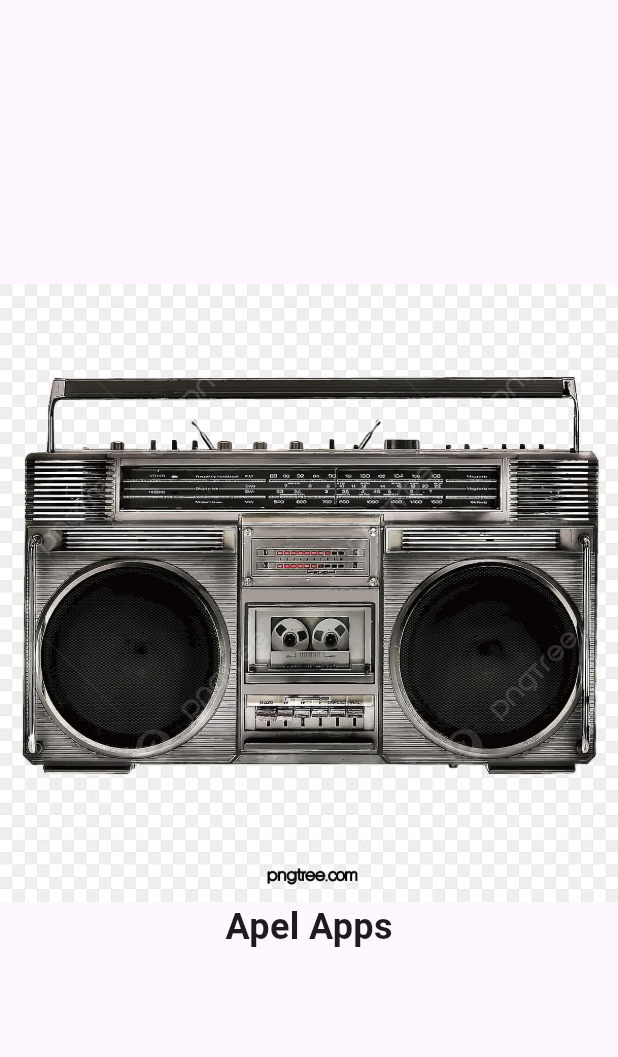
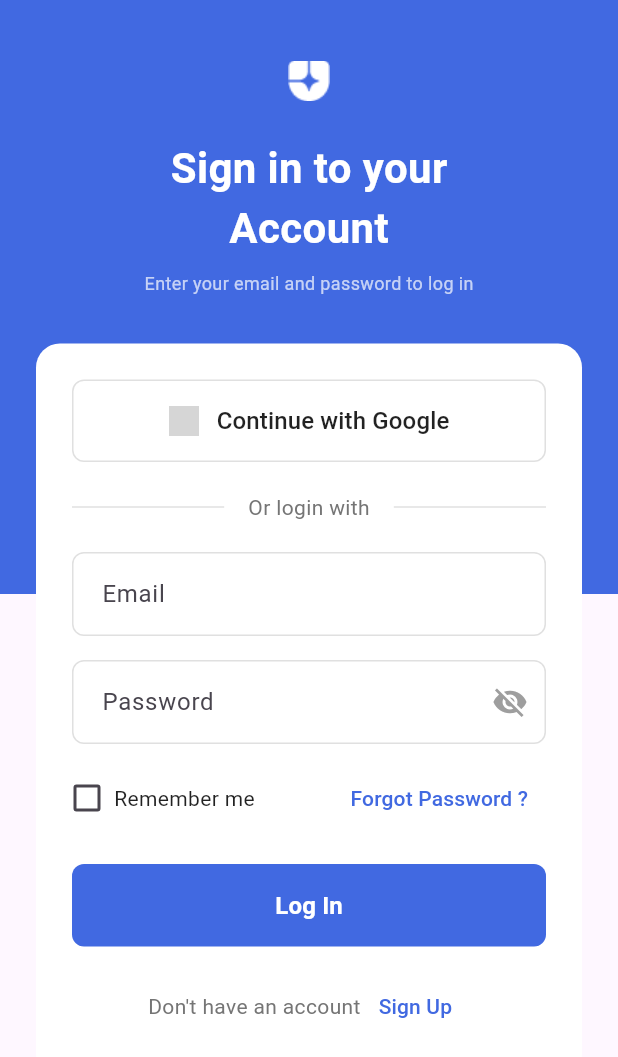
Before and after one commit to aqshal004/belajar_ppkd, a Flutter app: the first screen one second after launch, on a phone screen of 412 x 824 dp. Shown: the top 1057 px of the screen. Run offline on Flutter 3.47's test engine with Material 3 defaults, Android fonts, the phone set to English and light mode, and no system bars; our stand-ins replace cloud_firestore, curved_labeled_navigation_bar, delightful_toast, firebase_auth, firebase_core, fluttertoast and 2 more; missing offline and left inert: mobkit_dashed_border; accounts and stored records are empty; grey boxes are pictures that could not be loaded.

Commit message:
import ke firebase

```diff
--- a/lib/day18/splash_screen.dart
+++ b/lib/day18/splash_screen.dart
@@ -1,5 +1,4 @@
 import 'package:belajar_ppkd/Tugas8/bottom_nav.dart';
-import 'package:belajar_ppkd/Tugas9/drawer.dart';
 import 'package:belajar_ppkd/constant/appimage.dart';
 import 'package:belajar_ppkd/day18/login_screen.dart';
 import 'package:belajar_ppkd/preferences/preferences_handler.dart';
--- /dev/null
+++ b/lib/day39/models/user_firebase_model.dart
@@ -0,0 +1,41 @@
+import 'dart:convert';
+
+// ignore_for_file: public_member_api_docs, sort_constructors_first
+class UserFirebaseModel {
+  String? uid;
+  String? username;
+  String? email;
+  String? createdAt;
+  String? updatedAt;
+  UserFirebaseModel({
+    this.uid,
+    this.username,
+    this.email,
+    this.createdAt,
+    this.updatedAt,
+  });
+
+  Map<String, dynamic> toMap() {
+    return <String, dynamic>{
+      'uid': uid,
+      'username': username,
+      'email': email,
+      'createdAt': createdAt,
+      'updatedAt': updatedAt,
+    };
+  }
+
+  factory UserFirebaseModel.fromMap(Map<String, dynamic> map) {
+    return UserFirebaseModel(
+      uid: map['uid'] != null ? map['uid'] as String : null,
+      username: map['username'] != null ? map['username'] as String : null,
+      email: map['email'] != null ? map['email'] as String : null,
+      createdAt: map['createdAt'] != null ? map['createdAt'] as String : null,
+      updatedAt: map['updatedAt'] != null ? map['updatedAt'] as String : null,
+    );
+  }
+
+  String toJson() => json.encode(toMap());
+
+  factory UserFirebaseModel.fromJson(String source) => UserFirebaseModel.fromMap(json.decode(source) as Map<String, dynamic>);
+}
--- /dev/null
+++ b/lib/day39/service/firebase.dart
@@ -0,0 +1,47 @@
+import 'package:belajar_ppkd/day39/models/user_firebase_model.dart';
+import 'package:cloud_firestore/cloud_firestore.dart';
+import 'package:firebase_auth/firebase_auth.dart';
+import 'package:flutter/foundation.dart';
+
+class FirebaseService {
+  // Placeholder for Firebase service methods
+  static final FirebaseAuth auth = FirebaseAuth.instance;
+  static final FirebaseFirestore firestore = FirebaseFirestore.instance;
+
+  static Future<UserFirebaseModel> registerUser({
+    required String email,
+    required String password,
+    required String username,
+  }) async {
+    final cred = await auth.createUserWithEmailAndPassword(
+      email: email,
+      password: password,
+      );
+      final user = cred.user! ;
+      final model = UserFirebaseModel(
+        uid: user.uid,
+        email: email,
+        username: username,
+        createdAt: DateTime.now().toIso8601String(),
+        updatedAt: DateTime.now().toIso8601String(),
+
+      );
+      await firestore.collection('users').doc(user.uid).set(model.toMap());
+      return model;
+  }
+
+  static Future<UserFirebaseModel?> loginUser({
+    required String email,
+    required String password,
+  }) async {
+    final cred = await auth.createUserWithEmailAndPassword(
+      email: email,
+      password: password,
+      );
+      final user = cred.user;
+      if (user == null) return null;
+      final data = await firestore.collection('users').doc(user.uid).get();
+      final model = UserFirebaseModel.fromMap(data.data()!);
+      return model;
+  }
+}
--- /dev/null
+++ b/lib/day39/views/login_screen.dart
@@ -0,0 +1,345 @@
+import 'package:belajar_ppkd/Posyandu/database/db_helper.dart';
+import 'package:belajar_ppkd/Posyandu/view/list_pos.dart';
+import 'package:belajar_ppkd/Tugas6/custom_widget.dart';
+import 'package:belajar_ppkd/day39/service/firebase.dart';
+import 'package:belajar_ppkd/day39/views/register_screen.dart';
+import 'package:belajar_ppkd/preferences/preferences_handler.dart';
+import 'package:flutter/material.dart';
+
+class LoginPosyanduWidgetDay39 extends StatefulWidget {
+  const LoginPosyanduWidgetDay39({super.key,});
+
+  @override
+  State<LoginPosyanduWidgetDay39> createState() => _LoginPosyanduWidgetDay39State();
+
+}
+
+class _LoginPosyanduWidgetDay39State extends State<LoginPosyanduWidgetDay39> {
+  final _formKey = GlobalKey<FormState>();
+  final emailC = TextEditingController();
+  final passwordC = TextEditingController();
+  bool _rememberMe = false;
+  // bool _obscurePassword = true;
+
+  @override
+  Widget build(BuildContext context) {
+    return Scaffold(
+      body: Stack(
+        children: [
+          // Background biru penuh
+          Container(
+            height: 396,
+            decoration: const BoxDecoration(
+              color: Color(0xFF4169E1),
+              // gradient: LinearGradient(
+              //   begin: Alignment.topCenter,
+              //   end: Alignment.bottomCenter,
+              //   colors: [
+              //     Color(0xFF4169E1),
+              //     Color(0xFF1E50C8),
+              //   ],
+              // ),
+            ),
+          ),
+
+          // Content
+          SafeArea(
+            child: SingleChildScrollView(
+              child: Column(
+                children: [
+                  const SizedBox(height: 40),
+
+                  // Logo
+                    Image.asset(
+                      'assets/images/logo.png',
+                      width: 28,
+                      height: 28,
+                    ),
+
+                  const SizedBox(height: 24),
+
+                  // Title
+                  const Text(
+                    'Sign in to your',
+                    style: TextStyle(
+                      color: Colors.white,
+                      fontSize: 28,
+                      fontWeight: FontWeight.w600,
+                    ),
+                  ),
+                  const Text(
+                    'Account',
+                    style: TextStyle(
+                      color: Colors.white,
+                      fontSize: 28,
+                      fontWeight: FontWeight.w600,
+                    ),
+                  ),
+
+                  const SizedBox(height: 8),
+
+                  // Subtitle
+                  const Text(
+                    'Enter your email and password to log in',
+                    style: TextStyle(
+                      color: Colors.white70,
+                      fontSize: 12,
+                    ),
+                  ),
+
+                  const SizedBox(height: 32),
+
+                  // White card container
+                  Padding(
+                    padding: const EdgeInsets.symmetric(horizontal: 24),
+                    child: Container(
+                      padding: const EdgeInsets.all(24),
+                      decoration: BoxDecoration(
+                        color: Colors.white,
+                        borderRadius: BorderRadius.circular(16),
+                      ),
+                        child: Form(
+                          key: _formKey,
+                          child: Column(
+                            children: [
+                              // Continue with Google button
+                              OutlinedButton(
+                                onPressed: () {},
+                                style: OutlinedButton.styleFrom(
+                                  padding: const EdgeInsets.symmetric(vertical: 16),
+                                  side: const BorderSide(color: Color(0xFFE0E0E0)),
+                                  shape: RoundedRectangleBorder(
+                                    borderRadius: BorderRadius.circular(8),
+                                  ),
+                                ),
+                                child: Row(
+                                  mainAxisAlignment: MainAxisAlignment.center,
+                                  children: [
+                                    Image.asset(
+                                      'assets/images/google.png',
+                                      width: 20,
+                                      height: 20,
+                                    ),
+                                    const SizedBox(width: 12),
+                                    const Text(
+                                      'Continue with Google',
+                                      style: TextStyle(
+                                        color: Colors.black87,
+                                        fontSize: 16,
+                                        fontWeight: FontWeight.w500,
+                                      ),
+                                    ),
+                                  ],
+                                ),
+                              ),
+
+                              const SizedBox(height: 20),
+
+                              // Divider with text
+                              Row(
+                                children: [
+                                  Expanded(child: Divider(color: Colors.grey[300])),
+                                  Padding(
+                                    padding: const EdgeInsets.symmetric(horizontal: 16),
+                                    child: Text(
+                                      'Or login with',
+                                      style: TextStyle(
+                                        color: Colors.grey[600],
+                                        fontSize: 14,
+                                      ),
+                                    ),
+                                  ),
+                                  Expanded(child: Divider(color: Colors.grey[300])),
+                                ],
+                              ),
+
+                              const SizedBox(height: 20),
+
+                              // Email TextField
+                              CustomWidget(
+                                hintText: 'Email',
+                                controller: emailC,
+                                validator: (value) {
+                                                if (value == null || value.isEmpty) {
+                          return "Email tidak boleh kosong";
+                                                } else if (!value.contains('@')) {
+                          return "Email tidak valid";
+                                                } else if (!RegExp(
+                          r"^[a-zA-Z0-9_.+-]+@[a-zA-Z0-9-]+\.[a-zA-Z0-9-.]+$",
+                                                ).hasMatch(value)) {
+                          return "Format Email tidak valid";
+                                                }
+                                                return null;
+                                              },
+                                ),
+
+
+                              const SizedBox(height: 16),
+                              CustomWidget(
+                                isPassword: true,
+                                hintText: 'Password',
+                                controller: passwordC,
+                                validator: (value) {
+                                if (value == null || value.isEmpty) {
+                                  return "Password tidak boleh kosong";
+                                } else if (value.length < 6) {
+                                  return "Password minimal 6 karakter";
+                                }
+                                return null;
+                              },
+                              ),
+                              const SizedBox(height: 12),
+
+                              // Remember me and Forgot password ae
+                              Row(
+                                mainAxisAlignment: MainAxisAlignment.spaceBetween,
+                                children: [
+                                  Row(
+                                    children: [
+                                      SizedBox(
+                                        width: 20,
+                                        height: 20,
+                                        child: Checkbox(
+                                          value: _rememberMe,
+                                          onChanged: (value) {
+                                            setState(() {
+                                              _rememberMe = value ?? false;
+                                            });
+                                          },
+                                          activeColor: const Color(0xFF4169E1),
+                                        ),
+                                      ),
+                                      const SizedBox(width: 8),
+                                      const Text(
+                                        'Remember me',
+                                        style: TextStyle(
+                                          fontSize: 14,
+                                          color: Colors.black87,
+                                        ),
+                                      ),
+                                    ],
+                                  ),
+                                  TextButton(
+                                    onPressed: () {},
+                                    child: const Text(
+                                      'Forgot Password ?',
+                                      style: TextStyle(
+                                        fontSize: 14,
+                                        color: Color(0xFF4169E1),
+                                      ),
+                                    ),
+                                  ),
+                                ],
+                              ),
+
+                              const SizedBox(height: 20),
+
+                              // Log In button
+                              SizedBox(
+                                width: double.infinity,
+                                child: ElevatedButton(
+                                  onPressed: () async {
+                                    if (_formKey.currentState!.validate()) {
+                                      try {
+                                        final user = await FirebaseService.loginUser(
+                                          email: emailC.text,
+                                          password: passwordC.text,
+                                        );
+
+                                        if (!mounted) return;
+
+                                        if (user == null) {
+                                          ScaffoldMessenger.of(context).showSnackBar(
+                                            const SnackBar(
+                                              content: Text('Email atau password salah'),
+                                            ),
+                                          );
+                                          return;
+                                        }
+
+                                        // Simpan session
+                                        await PreferenceHandler.saveLogin(true);
+                                        await PreferenceHandler.saveUserData(
+                                          user.username ?? "",
+                                          user.email ?? "",
+                                        );
+
+                                        // Navigasi ke ListPosyandu
+                                        Navigator.pushReplacement(
+                                          context,
+                                          MaterialPageRoute(
+                                            builder: (_) => const ListPosyandu(),
+                                          ),
+                                        );
+                                      } catch (e) {
+                                        if (!mounted) return;
+
+                                        ScaffoldMessenger.of(context).showSnackBar(
+                                          SnackBar(content: Text("Gagal login: $e")),
+                                        );
+                                      }
+                                    }
+                                  },
+                                  style: ElevatedButton.styleFrom(
+                                    backgroundColor: const Color(0xFF4169E1),
+                                    padding: const EdgeInsets.symmetric(vertical: 16),
+                                    shape: RoundedRectangleBorder(
+                                      borderRadius: BorderRadius.circular(8),
+                                    ),
+                                    elevation: 0,
+                                  ),
+                                  child: const Text(
+                                    'Log In',
+                                    style: TextStyle(
+                                      fontSize: 16,
+                                      fontWeight: FontWeight.w600,
+                                      color: Colors.white,
+                                    ),
+                                  ),
+                                ),
+                              ),
+
+                              const SizedBox(height: 16),
+                              Row(
+                                mainAxisAlignment: MainAxisAlignment.center,
+                                children: [
+                                  Text(
+                                    "Don't have an account",
+                                    textAlign: TextAlign.center,
+                                    style: TextStyle(
+                                      fontSize: 14,
+                                      color: Colors.grey[600],
+                                    ),
+                                  ),
+                                  TextButton(onPressed: () {
+                                    Navigator.push(
+                                      context,
+                                      MaterialPageRoute(builder: (context) => RegisterScreenWidgetDay39()),
+                                      );
+                                // Navigator.pushNamed(context, '/signup');
+                              },
+                              child: const Text(
+                                'Sign Up',
+                                style: TextStyle(
+                                  fontSize: 14,
+                                  color: Color(0xFF4169E1),
+                                ),
+                              ),
+                              ),
+                              ],
+                              ),
+                            ],
+                          ),
+                        ),
+                      ),
+                    ),
+                  const SizedBox(height: 40),
+                ],
+              ),
+            ),
+          ),
+        ],
+      ),
+    );
+  }
+}
--- a/lib/main.dart
+++ b/lib/main.dart
@@ -9,8 +9,12 @@ import 'package:belajar_ppkd/day18/splash_screen.dart';
 import 'package:belajar_ppkd/day32/view/dashboard_screen.dart';
 import 'package:belajar_ppkd/day32/view/splash_screen.dart';
 import 'package:belajar_ppkd/day33/view/splash_screen.dart';
+import 'package:belajar_ppkd/day39/views/login_screen.dart';
+import 'package:belajar_ppkd/day39/views/register_screen.dart';
+import 'package:belajar_ppkd/firebase_options.dart';
 import 'package:belajar_ppkd/home_screen.dart';
 import 'package:belajar_ppkd/preferences/preferences_handler.dart';
+import 'package:firebase_core/firebase_core.dart';
 import 'package:flutter/material.dart';
 import 'package:belajar_ppkd/Tugas1/user_profile.dart';
 import 'package:belajar_ppkd/Tugas2/layout.dart';
@@ -24,6 +28,7 @@ import 'package:intl/date_symbol_data_local.dart';
 void main() async {
   WidgetsFlutterBinding.ensureInitialized(); // penting untuk SharedPreferences
   await initializeDateFormatting('id_ID', null);
+  await Firebase.initializeApp(options: DefaultFirebaseOptions.currentPlatform);
 
   // final isLogin = await PreferenceHandler.getLogin() ?? false;
 
@@ -59,7 +64,7 @@ class MyApp extends StatelessWidget {
         // tested with just a hot reload.
         colorScheme: ColorScheme.fromSeed(seedColor: Colors.deepPurple),
       ),
-      home:  const SplashScreenUserWidget(),
+      home:  const LoginPosyanduWidgetDay39(),
     );
   }
 }
--- a/pubspec.yaml
+++ b/pubspec.yaml
@@ -28,12 +28,18 @@ environment:
 # the latest version available on pub.dev. To see which dependencies have newer
 # versions available, run `flutter pub outdated`.
 dependencies:
+  cloud_firestore: ^6.1.0
   cupertino_icons: ^1.0.8
   curved_labeled_navigation_bar: ^2.0.1
   delightful_toast: ^1.1.0
+  firebase_auth: ^6.1.2
+  firebase_core: ^4.2.1
   flutter:
     sdk: flutter
   fluttertoast: ^9.0.0
+  geocoding: ^4.0.0
+  geolocator: ^14.0.2
+  google_maps_flutter: ^2.14.0
   http: ^1.6.0
   intl: ^0.20.2
   mobkit_dashed_border: ^0.0.8
```
Also changed, not shown: lib/day39/views/register_screen.dart (added, +254 -0 lines), firebase.json (added), lib/firebase_options.dart (added), pubspec.lock, 7 other files.
